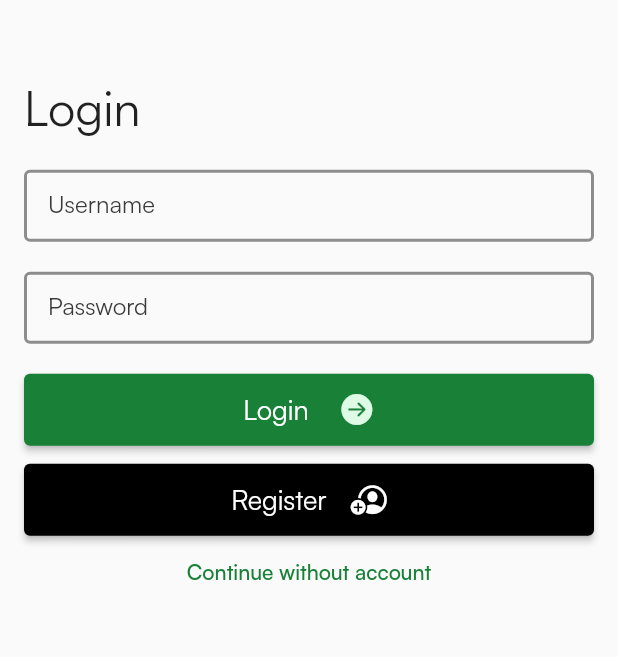
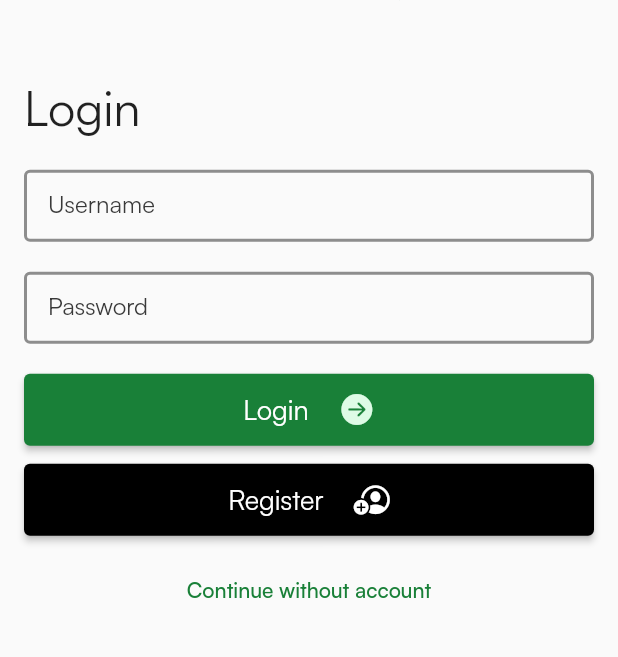
Before and after one commit to JackTop325/TransitApp, a Flutter app: the screen it shows after launch, on a phone screen of 412 x 824 dp, the part 246-903 px from its top. Run offline on Flutter 3.47's test engine with Material 2 defaults, Android fonts, the phone set to English and light mode, and no system bars; our stand-ins replace flutter_svg.

Commit message:
drt elevated button

```diff
--- a/TransitApp/lib/pages/login.dart
+++ b/TransitApp/lib/pages/login.dart
@@ -2,6 +2,7 @@ import 'package:flutter/material.dart';
 import 'package:flutter/cupertino.dart';
 import 'package:flutter_svg/svg.dart';
 import 'package:transit_app/colors.dart';
+import 'package:transit_app/widgets/drt_elevated_button.dart';
 import 'package:transit_app/widgets/text_input.dart';
 
 class LoginPage extends StatelessWidget {
@@ -38,62 +39,23 @@ class LoginPage extends StatelessWidget {
                 const SizedBox(height: 20.0),
                 const TextInput(
                   label: 'Password',
+                  isPassword: true,
                 ),
                 const SizedBox(height: 20.0),
-                ElevatedButton(
+                DRTElevatedButton(
+                  text: 'Login',
+                  iconData: CupertinoIcons.arrow_right_circle_fill,
+                  iconColor: ibmGreen10,
                   onPressed: () {},
-                  style: ElevatedButton.styleFrom(
-                    padding: const EdgeInsets.symmetric(
-                      horizontal: 16.0,
-                      vertical: 12.0,
-                    ),
-                    backgroundColor: ibmGreen60,
-                  ),
-                  child: Row(
-                    mainAxisAlignment: MainAxisAlignment.center,
-                    children: [
-                      const Text(
-                        'Login',
-                        style: TextStyle(
-                            fontSize: 18.0, fontWeight: FontWeight.w400),
-                      ),
-                      const SizedBox(width: 20.0),
-                      const Icon(
-                        CupertinoIcons.arrow_right_circle_fill,
-                        color: ibmGreen10,
-                      ),
-                    ],
-                  ),
                 ),
                 const SizedBox(height: 12.0),
-                ElevatedButton(
+                DRTElevatedButton(
+                  text: 'Register',
+                  backgroundColor: Colors.black,
+                  iconData: CupertinoIcons.person_crop_circle_badge_plus,
                   onPressed: () {},
-                  style: ElevatedButton.styleFrom(
-                    padding: const EdgeInsets.symmetric(
-                      horizontal: 16.0,
-                      vertical: 12.0,
-                    ),
-                    backgroundColor: Colors.black,
-                  ),
-                  child: Row(
-                    mainAxisAlignment: MainAxisAlignment.center,
-                    crossAxisAlignment: CrossAxisAlignment.center,
-                    children: [
-                      const Text(
-                        'Register',
-                        style: TextStyle(
-                            fontSize: 18.0, fontWeight: FontWeight.w400),
-                      ),
-                      const SizedBox(
-                        width: 16.0,
-                      ),
-                      const Icon(
-                        CupertinoIcons.person_crop_circle_badge_plus,
-                        color: Colors.white,
-                      ),
-                    ],
-                  ),
                 ),
+                const SizedBox(height: 12.0),
                 Flexible(
                   fit: FlexFit.loose,
                   child: Container(),
--- /dev/null
+++ b/TransitApp/lib/widgets/drt_elevated_button.dart
@@ -0,0 +1,55 @@
+import 'package:flutter/material.dart';
+import 'package:flutter/cupertino.dart';
+import 'package:transit_app/colors.dart';
+
+class DRTElevatedButton extends StatelessWidget {
+  final String text;
+  final Color? textColor;
+  final Color? backgroundColor;
+  final IconData? iconData;
+  final Color? iconColor;
+  final Function onPressed;
+
+  const DRTElevatedButton({
+    super.key,
+    required this.text,
+    this.textColor = Colors.white,
+    this.backgroundColor = ibmGreen60,
+    this.iconData,
+    this.iconColor = Colors.white,
+    required this.onPressed,
+  });
+
+  @override
+  Widget build(BuildContext context) {
+    return ElevatedButton(
+      onPressed: () {},
+      style: ElevatedButton.styleFrom(
+        padding: const EdgeInsets.symmetric(
+          horizontal: 16.0,
+          vertical: 12.0,
+        ),
+        backgroundColor: backgroundColor,
+      ),
+      child: Row(
+        mainAxisAlignment: MainAxisAlignment.center,
+        children: [
+          Text(
+            text,
+            style: const TextStyle(
+              fontSize: 18.0,
+              fontWeight: FontWeight.w400,
+            ),
+          ),
+          const SizedBox(width: 20.0),
+          iconData != null
+              ? Icon(
+                  iconData,
+                  color: iconColor,
+                )
+              : Container(),
+        ],
+      ),
+    );
+  }
+}
--- a/TransitApp/lib/widgets/text_input.dart
+++ b/TransitApp/lib/widgets/text_input.dart
@@ -4,7 +4,13 @@ import 'package:transit_app/colors.dart';
 class TextInput extends StatefulWidget {
   final String label;
   final String? placeholder;
-  const TextInput({super.key, required this.label, this.placeholder});
+  final bool? isPassword;
+  const TextInput({
+    super.key,
+    required this.label,
+    this.placeholder,
+    this.isPassword = false,
+  });
 
   @override
   State<TextInput> createState() => _TextInputState();
@@ -16,6 +22,7 @@ class _TextInputState extends State<TextInput> {
   @override
   Widget build(BuildContext context) {
     return TextFormField(
+      obscureText: widget.isPassword == true ? true : false,
       decoration: InputDecoration(
           labelText: widget.label,
           labelStyle: const TextStyle(
```
